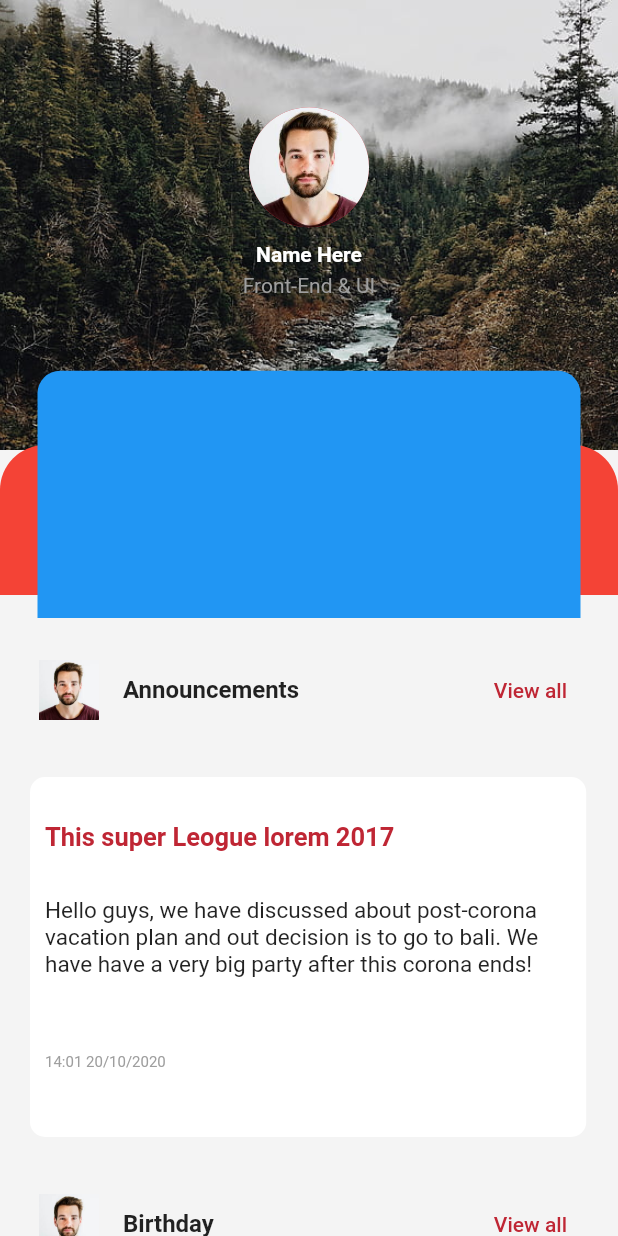
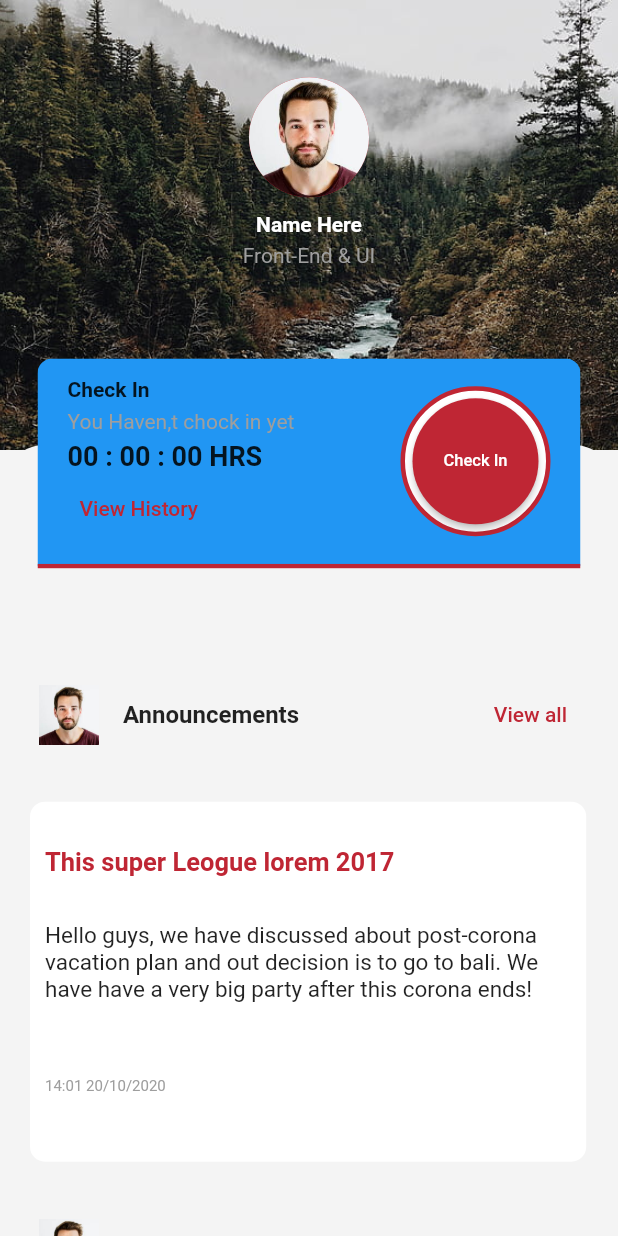
Before and after one commit to Soud-Haroon/Update_Task01, a Flutter app: the MainProfile screen opened directly, on a phone screen of 412 x 824 dp. Run offline on Flutter 3.47's test engine with Material 2 defaults, Android fonts, the phone set to English and light mode, and no system bars; our stand-ins replace percent_indicator.

Commit message:
new change

```diff
--- a/lib/mainProfile.dart
+++ b/lib/mainProfile.dart
@@ -27,7 +27,7 @@ class _MainProfileState extends State<MainProfile> {
         body: ListView(
           children: [
             Container(
-              height: MediaQuery.of(context).size.height * 0.50,
+              height: MediaQuery.of(context).size.height * 0.52,
               child: Stack(
                 children: [
                   //--------------backimage-----------------//
@@ -58,7 +58,7 @@ class _MainProfileState extends State<MainProfile> {
                           SizedBox(height: 5),
                           Text('Front-End & UI',
                               style: TextStyle(color: Colors.grey)),
-                          SizedBox(height: 30),
+                          SizedBox(height: 70),
                         ],
                       ),
                     ),
@@ -77,7 +77,7 @@ class _MainProfileState extends State<MainProfile> {
                           topLeft: Radius.circular(30),
                           topRight: Radius.circular(30),
                         ),
-                        color: Colors.red,
+                        color: Color(0xfff4f4f4),
                       ),
                     ),
                   ),
@@ -85,18 +85,81 @@ class _MainProfileState extends State<MainProfile> {
 
                   //-------------center-card-----------------//
                   Positioned(
-                    top: MediaQuery.of(context).size.height * 0.30,
+                    top: MediaQuery.of(context).size.height * 0.29,
                     left: 0,
                     right: 0,
                     child: Container(
-                      height: 180,
                       margin: EdgeInsets.symmetric(horizontal: 25),
-                      decoration: BoxDecoration(
+                      child: ClipRRect(
                         borderRadius: BorderRadius.only(
-                          topLeft: Radius.circular(15),
-                          topRight: Radius.circular(15),
+                          topLeft: Radius.circular(10),
+                          topRight: Radius.circular(10),
                         ),
-                        color: Colors.blue,
+                        child: Container(
+                          height: 140,
+                          // margin: EdgeInsets.symmetric(horizontal: 25),
+                          decoration: BoxDecoration(
+                            border: Border(
+                                bottom: BorderSide(color: darkRed, width: 3)),
+                            color: Colors.blue,
+                          ),
+                          child: Padding(
+                            padding: const EdgeInsets.symmetric(horizontal: 20),
+                            child: Row(
+                              mainAxisAlignment: MainAxisAlignment.spaceBetween,
+                              children: [
+                                Column(
+                                  crossAxisAlignment: CrossAxisAlignment.start,
+                                  mainAxisAlignment: MainAxisAlignment.center,
+                                  children: [
+                                    Text('Check In',
+                                        style: TextStyle(
+                                            fontWeight: FontWeight.bold)),
+                                    SizedBox(height: 5),
+                                    Text('You Haven,t chock in yet',
+                                        style: TextStyle(color: Colors.grey)),
+                                    SizedBox(height: 5),
+                                    Text('00 : 00 : 00 HRS',
+                                        style: TextStyle(
+                                            fontWeight: FontWeight.bold,
+                                            fontSize: 18)),
+                                    //----------------------//
+                                    TextButton(
+                                        onPressed: () {
+                                          // Navigator.of(context).push(
+                                          //     MaterialPageRoute(
+                                          //         builder: (context) => Screen3()));
+                                        },
+                                        child: Text('View History')),
+                                  ],
+                                ),
+                                Column(
+                                  mainAxisAlignment: MainAxisAlignment.center,
+                                  children: [
+                                  Container(
+                                      padding: EdgeInsets.all(5),
+                                      height: 100,
+                                      width: 100,
+                                      decoration: BoxDecoration(
+                                        border:
+                                            Border.all(color: darkRed, width: 3),
+                                        borderRadius: BorderRadius.circular(100),
+                                        color: Colors.white,
+                                      ),
+                                      child: ElevatedButton(
+                                        onPressed: () {},
+                                        child: Text('Check In',
+                                            style: TextStyle(fontSize: 11)),
+                                        style: ElevatedButton.styleFrom(
+                                          shape: CircleBorder(),
+                                          // padding: EdgeInsets.all(14),
+                                        ),
+                                      ))
+                                ])
+                              ],
+                            ),
+                          ),
+                        ),
                       ),
                     ),
                   )
@@ -173,6 +236,35 @@ class _MainProfileState extends State<MainProfile> {
                       itemCount: 3,
                       itemBuilder: (context, index) => EventCard())),
             ),
+            //---------------------------------------------------------//
+            headViewList('Upcoming Holidays'),
+            Padding(
+              padding: const EdgeInsets.symmetric(horizontal: 20, vertical: 10),
+              child: Container(
+                decoration: BoxDecoration(
+                  borderRadius: BorderRadius.all(
+                    Radius.circular(20),
+                  ),
+                  color: Colors.white,
+                ),
+                child: Padding(
+                  padding:
+                      const EdgeInsets.symmetric(horizontal: 20, vertical: 20),
+                  child: Column(
+                      crossAxisAlignment: CrossAxisAlignment.start,
+                      children: [
+                        SizedBox(
+                          height: 210,
+                          child: ListView.builder(
+                              physics: NeverScrollableScrollPhysics(),
+                              itemCount: 3,
+                              itemBuilder: (context, index) => LeaveCard()),
+                        ),
+                      ]),
+                ),
+              ),
+            ),
+            SizedBox(height: 50),
           ],
         ),
       ),
```
